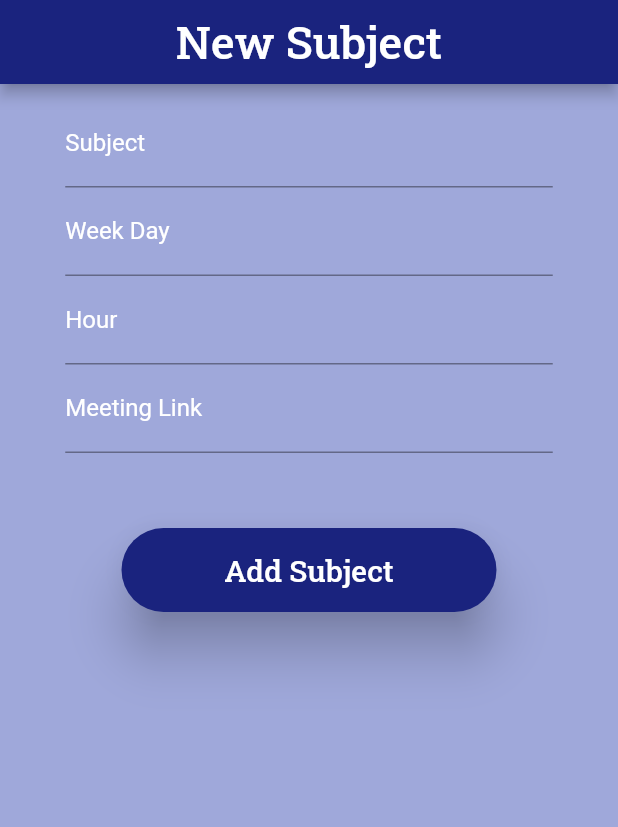
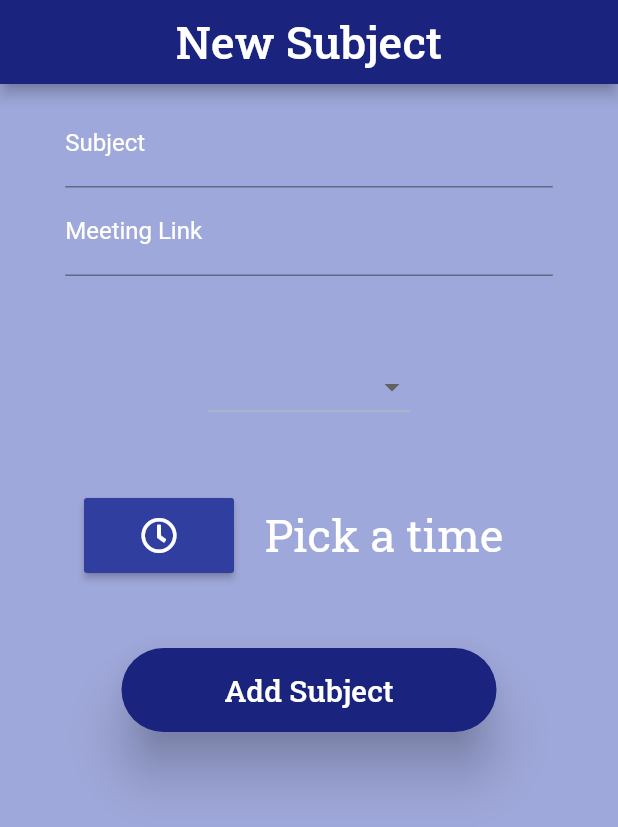
Before and after one commit to sergiotavuencas/my-agenda, a Flutter app: the RegisterSubjectScreen screen opened by its route, on a phone screen of 412 x 824 dp. Shown: the top 827 px of the screen. Run offline on Flutter 3.47's test engine with Material 2 defaults, Android fonts, the phone set to English and light mode, and no system bars; our stand-ins replace cloud_firestore, firebase_auth, firebase_core, font_awesome_flutter, google_fonts, google_sign_in and 1 more; accounts and stored records are empty; network calls fail.

Commit message:
Bugs corrections and minor changes

```diff
--- a/lib/views/register_subject_screen.dart
+++ b/lib/views/register_subject_screen.dart
@@ -2,6 +2,7 @@ import 'package:cloud_firestore/cloud_firestore.dart';
 import 'package:firebase_auth/firebase_auth.dart';
 import 'package:flutter/cupertino.dart';
 import 'package:flutter/material.dart';
+import 'package:font_awesome_flutter/font_awesome_flutter.dart';
 import 'package:google_fonts/google_fonts.dart';
 import 'package:my_agenda/routes.dart';
 import 'package:my_agenda/theme/app_colors.dart';
@@ -12,24 +13,48 @@ class RegisterSubjectScreen extends StatefulWidget {
 }
 
 class _RegisterSubjectViewState extends State<RegisterSubjectScreen> {
-  List<Color> appColors = AppColors().colors;
-
   final auth = FirebaseAuth.instance;
 
   String _collection;
   String _type;
   String _date;
+  TimeOfDay _time;
 
   String subject;
   String weekDay;
-  String hour;
+  TimeOfDay pickedTime;
   String meetingLink;
 
   @override
   Widget build(BuildContext context) {
+    final snackNotificaion = SnackBar(
+        content: Text('Added a new Subject',
+            style: GoogleFonts.robotoSlab(fontSize: 20)));
+
     _collection = auth.currentUser.uid;
     _type = "Subjects";
     _date = (new DateTime.now()).toString();
+
+    List<String> weekDays = [
+      'Monday',
+      'Tuesday',
+      'Wednesday',
+      'Thursday',
+      'Friday',
+      'Saturday',
+      'Sunday'
+    ];
+
+    Future<Null> selectTime(BuildContext context) async {
+      pickedTime = await showTimePicker(
+        context: context,
+        initialTime: TimeOfDay.now(),
+      );
+
+      setState(() {
+        _time = pickedTime;
+      });
+    }
 
     final subjectField = Container(
       width: 325,
@@ -65,65 +90,29 @@ class _RegisterSubjectViewState extends State<RegisterSubjectScreen> {
 
     final weekDayField = Container(
         width: 325,
-        child: TextField(
-          decoration: InputDecoration(
-          focusedBorder: UnderlineInputBorder(
-            borderSide: BorderSide(
-              color: Colors.white,
-            ),
-          ),
-          hintText: "Monday",
-          labelText: "Week Day",
-          labelStyle: TextStyle(
-            color: Colors.white,
-          ),
-          hintStyle: TextStyle(
-            color: Colors.white,
-          ),
-        ),
-          onChanged: (value) {
-            if (value == "") {
-              setState(() {
-                weekDay = null;
-              });
-            } else {
-              setState(() {
-                weekDay = value;
-              });
-            }
-          },
-        ));
-
-    final hourField = Container(
-      width: 325,
-      child: TextField(
-        decoration: InputDecoration(
-          focusedBorder: UnderlineInputBorder(
-            borderSide: BorderSide(
-              color: Colors.white,
-            ),
-          ),
-          hintText: "20h00",
-          labelText: "Hour",
-          labelStyle: TextStyle(
-            color: Colors.white,
-          ),
-          hintStyle: TextStyle(
-            color: Colors.white,
-          ),
-        ),
-        onChanged: (value) {
-          if (value == "") {
-            setState(() {
-              hour = null;
-            });
-          } else {
-            setState(() {
-              hour = value;
-            });
-          }
-        },
-      ),
+        child: Row(
+          mainAxisAlignment: MainAxisAlignment.center,
+          children: [
+            DropdownButton(
+              dropdownColor: AppColors().colors[2],
+              value: weekDay,
+              onChanged: (newValue) {
+                setState(() {
+                  weekDay = newValue;
+                });
+              },
+              items: weekDays.map((location) {
+                return DropdownMenuItem(
+                  child: new Text(
+                    location,
+                    style: GoogleFonts.robotoSlab(fontSize: 20, color: Colors.white)
+                  ),
+                  value: location,
+                );
+              }).toList(),
+            )
+          ],
+        )
     );
 
     final meetingLinkField = Container(
@@ -158,10 +147,43 @@ class _RegisterSubjectViewState extends State<RegisterSubjectScreen> {
       ),
     );
 
+    final timeField = Material(
+      borderRadius: BorderRadius.circular(10),
+      color: Colors.transparent,
+      child: Row(
+        children: <Widget>[
+          MaterialButton(
+              minWidth: 100,
+              height: 50,
+              color: AppColors().colors[2],
+              child: Icon(FontAwesomeIcons.clock, color: Colors.white),
+              onPressed: () {
+                selectTime(context);
+              }),
+          Container(
+              width: 200,
+              child: Row(
+                mainAxisAlignment: MainAxisAlignment.center,
+                children: [
+                  Text(
+                    pickedTime == null
+                        ? 'Pick a time'
+                        : (_time.hour.toString().length <= 1 ? "0" + _time.hour.toString() : _time.hour.toString()) + ":"
+                        + (_time.minute.toString().length <= 1 ? "0" + _time.minute.toString() : _time.minute.toString()),
+                    style: GoogleFonts.robotoSlab(
+                        fontSize: 30, color: Colors.white),
+
+                  ),
+                ],
+              )),
+        ],
+      ),
+    );
+
     final saveButton = Material(
       elevation: 15,
       borderRadius: BorderRadius.circular(30),
-      color: appColors[0],
+      color: AppColors().colors[0],
       child: MaterialButton(
         minWidth: 250,
         padding: EdgeInsets.fromLTRB(10, 15, 10, 15),
@@ -178,7 +200,7 @@ class _RegisterSubjectViewState extends State<RegisterSubjectScreen> {
         onPressed: () async {
           if (subject != null &&
               weekDay != null &&
-              hour != null &&
+              pickedTime.toString() != 'Pick a time' &&
               meetingLink != null) {
             FirebaseFirestore.instance
                 .collection(_type + "-" + _collection)
@@ -186,13 +208,16 @@ class _RegisterSubjectViewState extends State<RegisterSubjectScreen> {
                 .set({
                   "subject": subject,
                   "weekDay": weekDay,
-                  "hour": hour,
+                  "hour": pickedTime.hour.toString() +
+                      ":" +
+                      pickedTime.minute.toString(),
                   "meetingLink": meetingLink,
                 })
                 .then((value) => print("foi"))
                 .catchError((error) => print(error));
 
             Navigator.of(context).pushNamed(AppRoutes.subjects);
+            ScaffoldMessenger.of(context).showSnackBar(snackNotificaion);
           }
         },
       ),
@@ -204,9 +229,15 @@ class _RegisterSubjectViewState extends State<RegisterSubjectScreen> {
         mainAxisAlignment: MainAxisAlignment.center,
         children: <Widget>[
           subjectField,
-            weekDayField,
-            hourField,
-            meetingLinkField,
+          meetingLinkField,
+          Padding(
+            padding: EdgeInsets.only(top: 50),
+            child: weekDayField
+          ),
+          Padding(
+            padding: EdgeInsets.only(top: 50),
+            child: timeField,
+          ),
         ],
       ),
     );
@@ -216,9 +247,9 @@ class _RegisterSubjectViewState extends State<RegisterSubjectScreen> {
         Navigator.of(context).pushNamed(AppRoutes.subjects);
       },
       child: Scaffold(
-        backgroundColor: appColors[7],
+        backgroundColor: AppColors().colors[7],
         appBar: AppBar(
-          backgroundColor: appColors[0],
+          backgroundColor: AppColors().colors[0],
           centerTitle: true,
           leading: new Container(),
           title: Text(
```
Also changed, not shown: lib/views/dates_screen.dart (+21 -8 lines), lib/views/login_screen.dart (+9 -7 lines), lib/views/menu_screen.dart (+17 -19 lines), lib/views/opening_screen.dart (+10 -9 lines), lib/views/register_date_screen.dart (+59 -42 lines), lib/views/register_user_screen.dart (+10 -4 lines), lib/views/subjects_screen.dart (+20 -9 lines).
